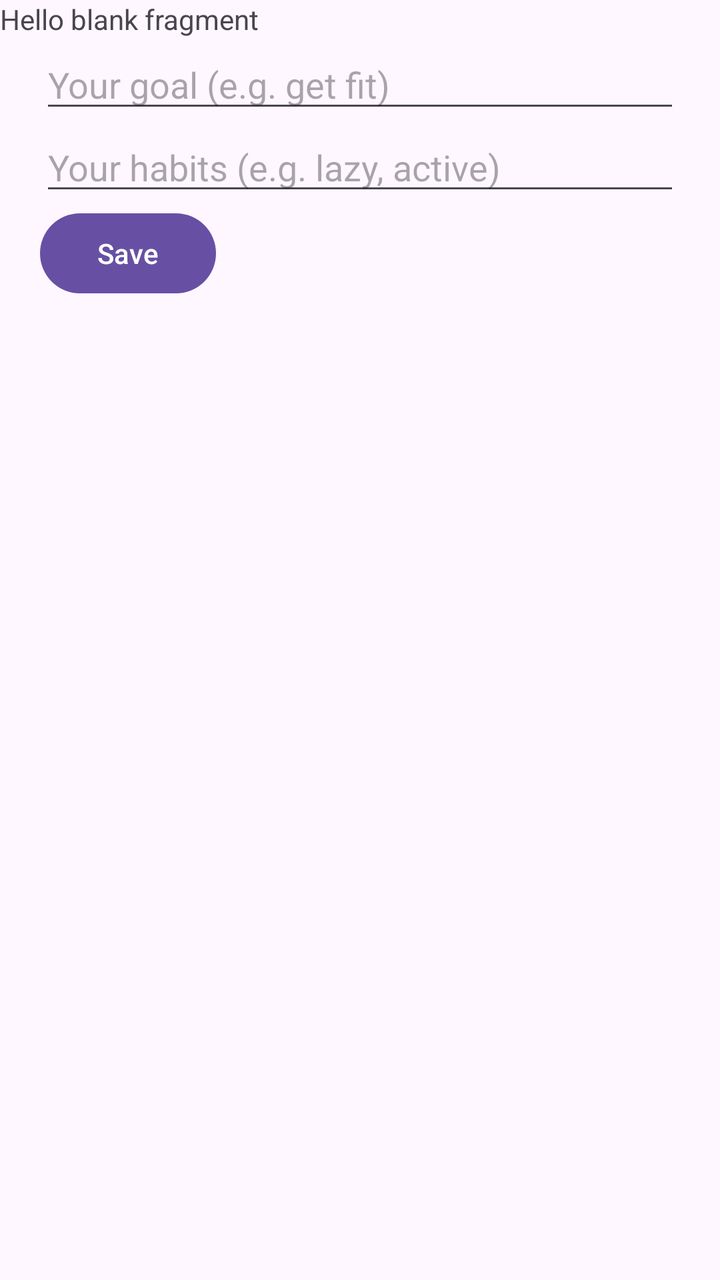
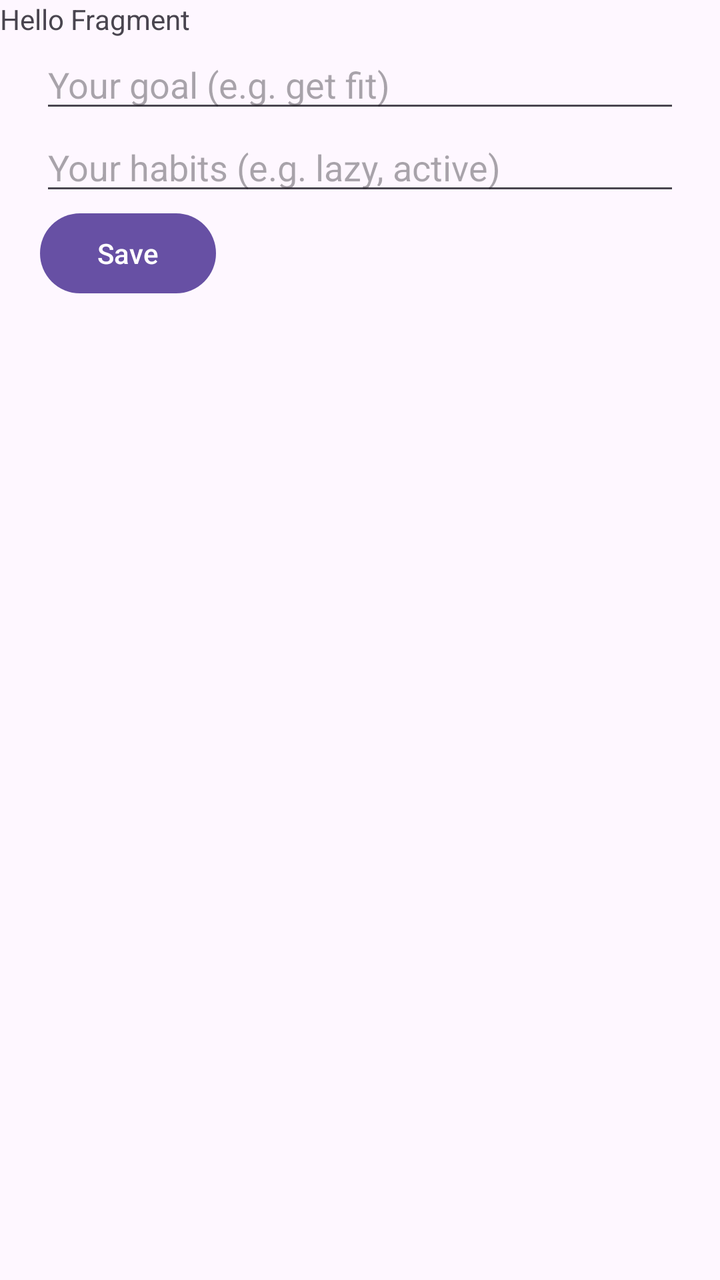

An Android layout rendered at two revisions. The XML below is the earlier revision; the diff shows what the commit changed to produce the second picture.
<!-- AndroidManifest.xml: application theme Theme.RuleOfTheDay333 -->
<!-- res/layout/fragment_account.xml -->
<?xml version="1.0" encoding="utf-8"?>
<FrameLayout xmlns:android="http://schemas.android.com/apk/res/android"
    xmlns:tools="http://schemas.android.com/tools"
    android:layout_width="match_parent"
    android:layout_height="match_parent"
    tools:context=".fragments.AccountFragment">

    
    <TextView
        android:layout_width="match_parent"
        android:layout_height="match_parent"
        android:text="@string/hello_blank_fragment" />
    <ScrollView xmlns:android="http://schemas.android.com/apk/res/android"
        android:layout_width="match_parent"
        android:layout_height="match_parent">

        <LinearLayout
            android:orientation="vertical"
            android:padding="20dp"
            android:layout_width="match_parent"
            android:layout_height="wrap_content">




































            <EditText
                android:id="@+id/goalInput"
                android:hint="Your goal (e.g. get fit)"
                android:layout_width="match_parent"
                android:layout_height="wrap_content"/>

            <EditText
                android:id="@+id/habitInput"
                android:hint="Your habits (e.g. lazy, active)"
                android:layout_width="match_parent"
                android:layout_height="wrap_content"/>

            <Button
                android:id="@+id/saveButton"
                android:text="Save"
                android:layout_width="wrap_content"
                android:layout_height="wrap_content"/>

        </LinearLayout>
    </ScrollView>

</FrameLayout>
<!-- resources referenced by this layout -->
<resources>
  <string name="hello_blank_fragment">Hello blank fragment</string>
  <style name="Theme.RuleOfTheDay333" parent="Base.Theme.RuleOfTheDay333" />
  <style name="Base.Theme.RuleOfTheDay333" parent="Theme.Material3.DayNight.NoActionBar">
          
          
      </style>
</resources>

<!-- the commit's change to res/layout/fragment_account.xml (unified diff, before → after) -->
@@ -1,4 +1,3 @@
-<?xml version="1.0" encoding="utf-8"?>
 <FrameLayout xmlns:android="http://schemas.android.com/apk/res/android"
     xmlns:tools="http://schemas.android.com/tools"
     android:layout_width="match_parent"
@@ -10,7 +9,8 @@
         android:layout_width="match_parent"
         android:layout_height="match_parent"
         android:text="@string/hello_blank_fragment" />
-    <ScrollView xmlns:android="http://schemas.android.com/apk/res/android"
+
+    <ScrollView
         android:layout_width="match_parent"
         android:layout_height="match_parent">
 
@@ -20,56 +20,23 @@
             android:layout_width="match_parent"
             android:layout_height="wrap_content">
 
-
-
-
-
-
-
-
-
-
-
-
-
-
-
-
-
-
-
-
-
-
-
-
-
-
-
-
-
-
-
-
-
-
-
-
             <EditText
                 android:id="@+id/goalInput"
-                android:hint="Your goal (e.g. get fit)"
+                android:autofillHints=""
+                android:hint="@string/hint_goal"
                 android:layout_width="match_parent"
                 android:layout_height="wrap_content"/>
 
             <EditText
                 android:id="@+id/habitInput"
-                android:hint="Your habits (e.g. lazy, active)"
+                android:autofillHints=""
+                android:hint="@string/hint_habit"
                 android:layout_width="match_parent"
                 android:layout_height="wrap_content"/>
 
             <Button
                 android:id="@+id/saveButton"
-                android:text="Save"
+                android:text="@string/save_button"
                 android:layout_width="wrap_content"
                 android:layout_height="wrap_content"/>
 
<!-- resource entries referenced after the edit -->
@@ -1,6 +1,9 @@
 <!-- resources referenced by this layout -->
 <resources>
-  <string name="hello_blank_fragment">Hello blank fragment</string>
+  <string name="hello_blank_fragment">Hello Fragment</string>
+  <string name="hint_goal">Your goal (e.g. get fit)</string>
+  <string name="hint_habit">Your habits (e.g. lazy, active)</string>
+  <string name="save_button">Save</string>
   <style name="Theme.RuleOfTheDay333" parent="Base.Theme.RuleOfTheDay333" />
   <style name="Base.Theme.RuleOfTheDay333" parent="Theme.Material3.DayNight.NoActionBar">
           
